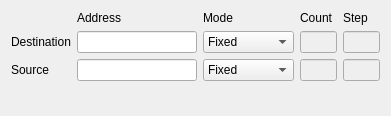
The window that common/mac.ui (pstavirs/ostinato) describes before a commit, drawn with Qt 5.
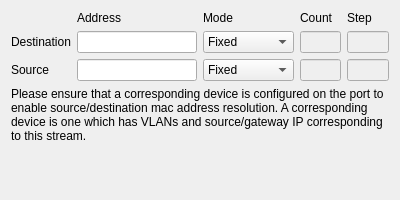
The same window after the commit.

Commit message: Device Emulation (contd.): Inform user that src/dst mac resolve requires a corresponding device

```diff
--- a/common/mac.ui
+++ b/common/mac.ui
@@ -5,8 +5,8 @@
    <rect>
     <x>0</x>
     <y>0</y>
-    <width>391</width>
-    <height>116</height>
+    <width>400</width>
+    <height>200</height>
    </rect>
   </property>
   <property name="windowTitle" >
@@ -178,7 +178,17 @@
      </property>
     </widget>
    </item>
-   <item row="3" column="0" >
+   <item row="3" column="0" colspan="5" >
+    <widget class="QLabel" name="resolveInfo" >
+     <property name="text" >
+      <string>Please ensure that a corresponding device is configured on the port to enable source/destination mac address resolution. A corresponding device is one which has VLANs and source/gateway IP corresponding to this stream.</string>
+     </property>
+     <property name="wordWrap" >
+      <bool>true</bool>
+     </property>
+    </widget>
+   </item>
+   <item row="4" column="0" >
     <spacer>
      <property name="orientation" >
       <enum>Qt::Vertical</enum>
```
The commit also changes 1 other file.
